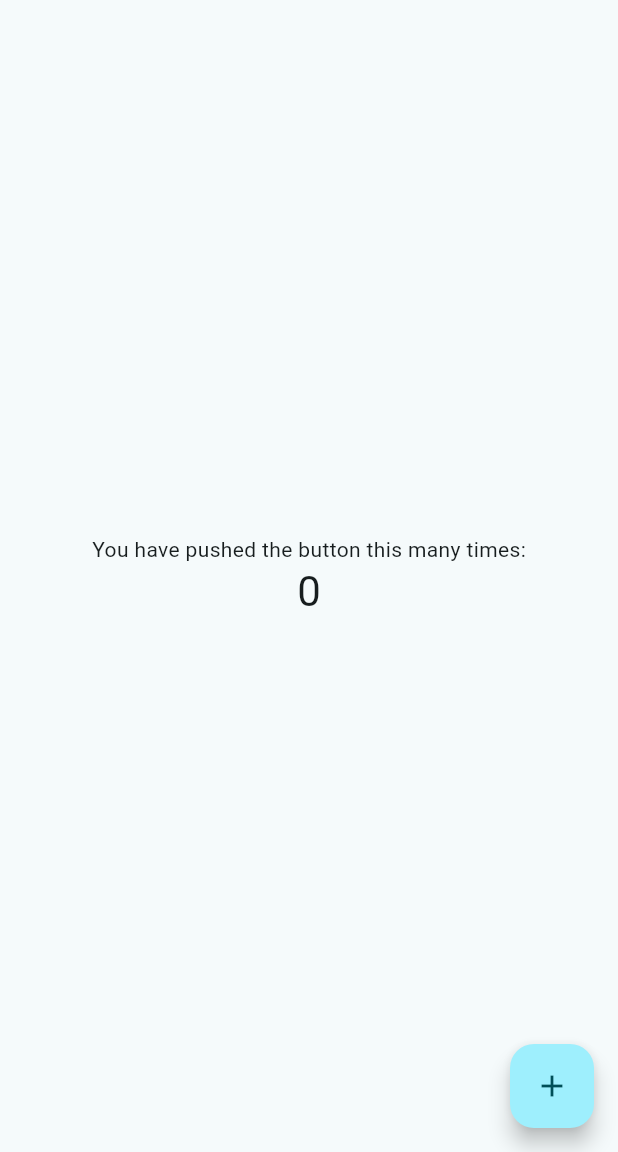
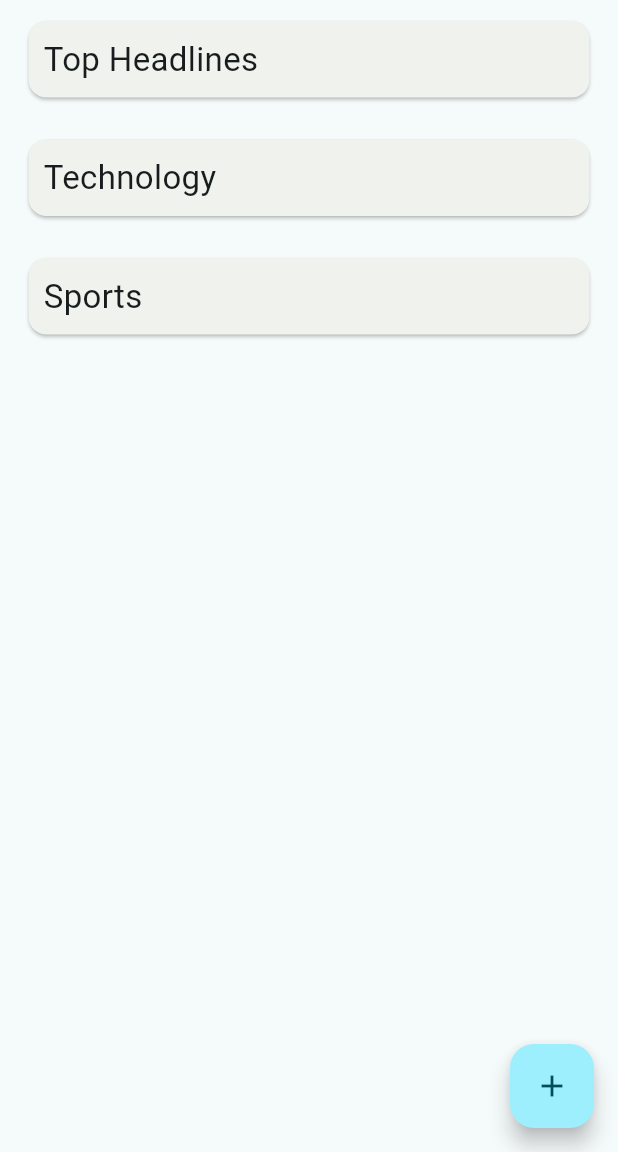
Before and after one commit to Js112001/news_circle, a Flutter app: the screen it shows after launch, on a phone screen of 412 x 824 dp, the part 84-1236 px from its top. Run offline on Flutter 3.47's test engine with Material 3 defaults, Android fonts, the phone set to English and light mode, and no system bars; our stand-ins replace go_router.

Commit message:
changed module name to news

```diff
--- a/lib/core/routes/app_navigator.dart
+++ b/lib/core/routes/app_navigator.dart
@@ -1,6 +1,6 @@
 import 'package:flutter/widgets.dart';
 import 'package:go_router/go_router.dart';
-import 'package:news_circle/modules/articles/presentation/views/home_view.dart';
+import 'package:news_circle/modules/news/presentation/views/home_view.dart';
 
 class AppNavigator {
   GoRouter setupRouter() {
--- a/lib/modules/articles/presentation/views/home_view.dart
+++ b/lib/modules/news/presentation/views/home_view.dart
@@ -2,6 +2,7 @@ import 'package:flutter/material.dart';
 
 class HomeView extends StatefulWidget {
   const HomeView({super.key, required this.title});
+
   final String title;
 
   @override
@@ -10,6 +11,7 @@ class HomeView extends StatefulWidget {
 
 class _HomeViewState extends State<HomeView> {
   int _counter = 0;
+  List<String> categories = ['Top Headlines', 'Technology', 'Sports'];
 
   void _incrementCounter() {
     setState(() {
@@ -24,19 +26,26 @@ class _HomeViewState extends State<HomeView> {
         backgroundColor: Theme.of(context).colorScheme.inversePrimary,
         title: Text(widget.title),
       ),
-      body: Center(
-        child: Column(
-          mainAxisAlignment: MainAxisAlignment.center,
-          children: <Widget>[
-            const Text(
-              'You have pushed the button this many times:',
+      body: ListView.builder(
+        itemCount: categories.length,
+        itemBuilder: (context, index) {
+          return Padding(
+            padding: const EdgeInsets.symmetric(vertical: 10, horizontal: 15),
+            child: GestureDetector(
+              onTap: () {},
+              child: Card(
+                surfaceTintColor: Colors.amberAccent,
+                child: Padding(
+                  padding: const EdgeInsets.all(10),
+                  child: Text(
+                    categories[index],
+                    style: TextStyle(fontSize: 22),
+                  ),
+                ),
+              ),
             ),
-            Text(
-              '$_counter',
-              style: Theme.of(context).textTheme.headlineMedium,
-            ),
-          ],
-        ),
+          );
+        },
       ),
       floatingActionButton: FloatingActionButton(
         onPressed: _incrementCounter,
```
Also changed, not shown: lib/modules/news/data/data_sources/remote/sample_remote.dart (renamed from lib/modules/articles/data/data_sources/remote/sample_remote.dart), lib/modules/news/data/models/sample_model.dart (renamed from lib/modules/articles/data/models/sample_model.dart), lib/modules/news/data/repository_impl/sample_repo_impl.dart (renamed from lib/modules/articles/data/repository_impl/sample_repo_impl.dart), lib/modules/news/domain/entities/sample_entity.dart (renamed from lib/modules/articles/domain/entities/sample_entity.dart), lib/modules/news/domain/repositories/sample_repository.dart (renamed from lib/modules/articles/domain/repositories/sample_repository.dart), lib/modules/news/domain/usecases/sample_usecase.dart (renamed from lib/modules/articles/domain/usecases/sample_usecase.dart), lib/modules/news/presentation/blocs/sample_bloc.dart (renamed from lib/modules/articles/presentation/blocs/sample_bloc.dart), lib/modules/news/presentation/views/sample_view.dart (renamed from lib/modules/articles/presentation/views/sample_view.dart), lib/modules/news/presentation/widgets/sample_widget.dart (renamed from lib/modules/articles/presentation/widgets/sample_widget.dart).
